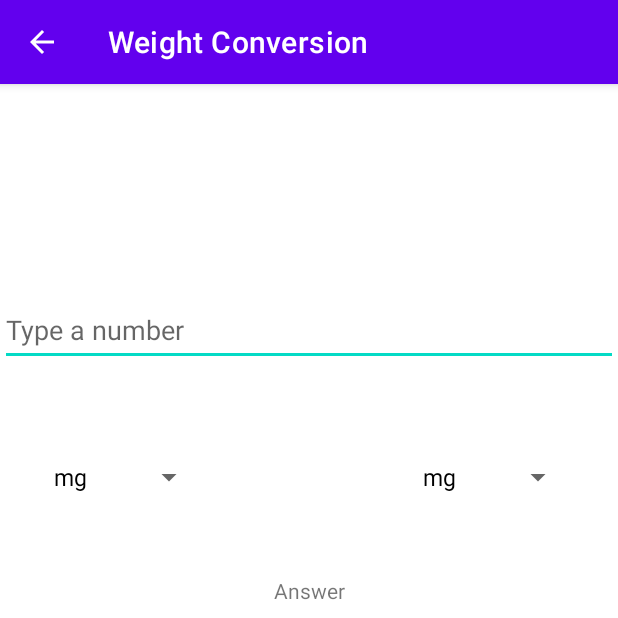
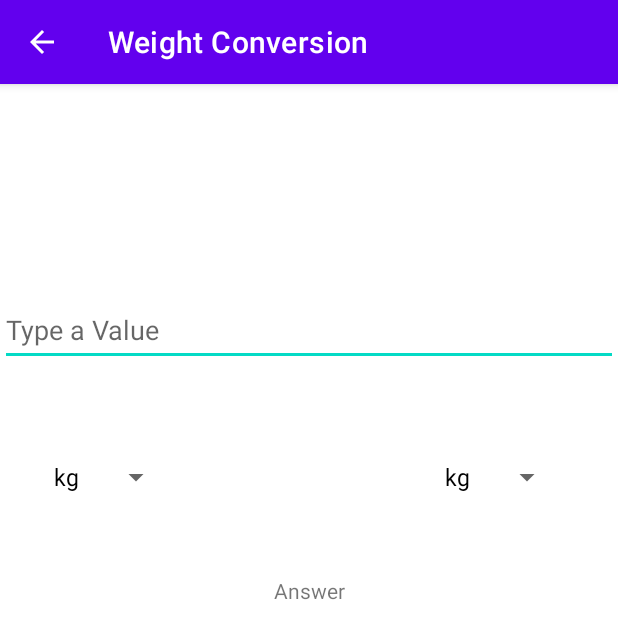
Before and after one commit to Saffron-codes/oibsip, an Android app: the screen it shows after launch (ConvertUnit), after a tap on "Weight", on a phone screen of 412 x 824 dp, the top half of it. Run offline under Robolectric (Android 15) with nearby library versions, the phone set to English and light mode, and no system bars.

Commit message:
Completed Unit Converter App

```diff
--- /dev/null
+++ b/UnitConverter/app/src/main/res/drawable/info.xml
@@ -0,0 +1,5 @@
+<vector android:height="24dp" android:tint="#000000"
+    android:viewportHeight="24" android:viewportWidth="24"
+    android:width="24dp" xmlns:android="http://schemas.android.com/apk/res/android">
+    <path android:fillColor="@android:color/white" android:pathData="M12,2C6.48,2 2,6.48 2,12s4.48,10 10,10 10,-4.48 10,-10S17.52,2 12,2zM13,17h-2v-6h2v6zM13,9h-2L11,7h2v2z"/>
+</vector>
--- /dev/null
+++ b/UnitConverter/app/src/main/res/drawable/info_white_24.xml
@@ -0,0 +1,5 @@
+<vector android:height="24dp" android:tint="#FFFFFF"
+    android:viewportHeight="24" android:viewportWidth="24"
+    android:width="24dp" xmlns:android="http://schemas.android.com/apk/res/android">
+    <path android:fillColor="@android:color/white" android:pathData="M12,2C6.48,2 2,6.48 2,12s4.48,10 10,10 10,-4.48 10,-10S17.52,2 12,2zM13,17h-2v-6h2v6zM13,9h-2L11,7h2v2z"/>
+</vector>
--- a/UnitConverter/app/src/main/res/layout/activity_convert_unit.xml
+++ b/UnitConverter/app/src/main/res/layout/activity_convert_unit.xml
@@ -10,20 +10,21 @@
 
 
     <com.google.android.material.button.MaterialButton
+        android:id="@+id/converbtn"
         android:layout_width="wrap_content"
         android:layout_height="wrap_content"
+
         android:text="@string/convert"
-
         app:cornerRadius="10dp"
         app:layout_constraintBottom_toBottomOf="parent"
         app:layout_constraintEnd_toEndOf="parent"
         app:layout_constraintHorizontal_bias="0.498"
         app:layout_constraintStart_toStartOf="parent"
-        app:layout_constraintTop_toBottomOf="@+id/textView"
+        app:layout_constraintTop_toBottomOf="@+id/ansTV"
         app:layout_constraintVertical_bias="0.171" />
 
     <com.google.android.material.textfield.TextInputEditText
-        android:id="@+id/editTextNumberDecimal"
+        android:id="@+id/lengthET"
         android:layout_width="match_parent"
         android:layout_height="48dp"
         android:layout_marginTop="140dp"
@@ -43,7 +44,7 @@
         android:layout_marginTop="50dp"
         android:visibility="visible"
         app:layout_constraintStart_toStartOf="parent"
-        app:layout_constraintTop_toBottomOf="@+id/editTextNumberDecimal" />
+        app:layout_constraintTop_toBottomOf="@+id/lengthET" />
 
     <Spinner
         android:id="@+id/to"
@@ -53,17 +54,17 @@
         app:layout_constraintEnd_toEndOf="parent"
         app:layout_constraintHorizontal_bias="0.825"
         app:layout_constraintStart_toEndOf="@+id/from"
-        app:layout_constraintTop_toBottomOf="@+id/editTextNumberDecimal" />
+        app:layout_constraintTop_toBottomOf="@+id/lengthET" />
 
     <TextView
-        android:id="@+id/textView"
+        android:id="@+id/ansTV"
         android:layout_width="wrap_content"
         android:layout_height="wrap_content"
         android:layout_marginTop="140dp"
         android:text="Answer"
         app:layout_constraintEnd_toEndOf="parent"
         app:layout_constraintStart_toStartOf="parent"
-        app:layout_constraintTop_toBottomOf="@+id/editTextNumberDecimal" />
+        app:layout_constraintTop_toBottomOf="@+id/lengthET" />
 
 
 </androidx.constraintlayout.widget.ConstraintLayout>
--- /dev/null
+++ b/UnitConverter/app/src/main/res/menu-night/app_info.xml
@@ -0,0 +1,9 @@
+<?xml version="1.0" encoding="utf-8"?>
+<menu xmlns:android="http://schemas.android.com/apk/res/android"
+    xmlns:app="http://schemas.android.com/apk/res-auto">
+    <item
+        android:id="@+id/info"
+        android:icon="@drawable/info_white_24"
+        android:title="Developer"
+        app:showAsAction="always"/>
+</menu>
--- /dev/null
+++ b/UnitConverter/app/src/main/res/menu/app_info.xml
@@ -0,0 +1,9 @@
+<?xml version="1.0" encoding="utf-8"?>
+<menu xmlns:android="http://schemas.android.com/apk/res/android"
+    xmlns:app="http://schemas.android.com/apk/res-auto">
+    <item
+        android:id="@+id/info"
+        android:icon="@drawable/info"
+        android:title="Developer"
+        app:showAsAction="always"/>
+</menu>
--- a/UnitConverter/app/src/main/res/values/strings.xml
+++ b/UnitConverter/app/src/main/res/values/strings.xml
@@ -1,7 +1,7 @@
 <resources>
     <string name="app_name">Unit Converter</string>
     <string name="convert">Convert</string>
-    <string name="type_number">Type a number</string>
+    <string name="type_number">Type a Value</string>
     <string-array name="convert_options_length">
         <item>mm</item>
         <item>cm</item>
@@ -10,8 +10,13 @@
     </string-array>
 
     <string-array name="convert_options_weight">
+        <item>kg</item>
+        <item>g</item>
         <item>mg</item>
-        <item>grams</item>
-        <item>kg</item>
+    </string-array>
+
+    <string-array name="convert_options_temp">
+        <item>C</item>
+        <item>F</item>
     </string-array>
 </resources>
```
Also changed, not shown: UnitConverter/app/src/main/java/com/example/unitconverter/ConvertUnit.java (+179 -1 lines), UnitConverter/app/src/main/java/com/example/unitconverter/UnitList.java (+36 -0 lines).
